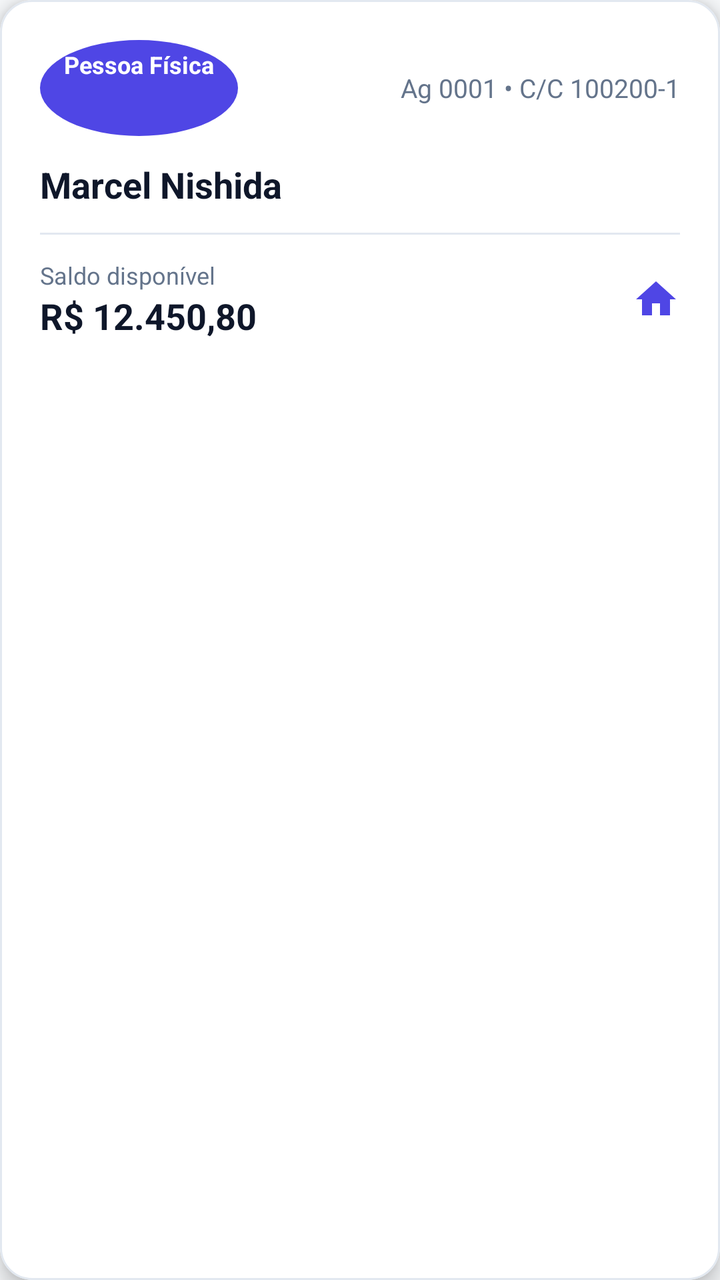
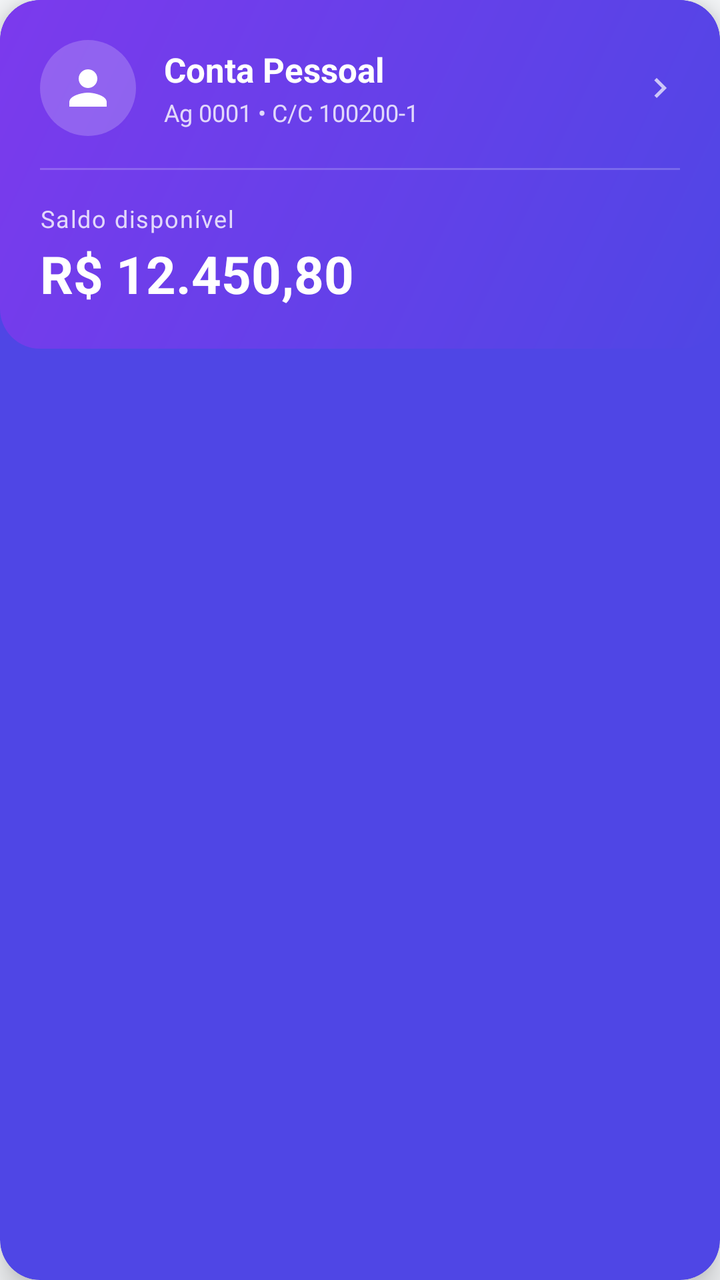

Compare the two renders of this Android layout. The source of the first and the diff that turns it into the second are given below.
<!-- AndroidManifest.xml: application theme Theme.SalesforceMN -->
<!-- res/layout/item_account_card.xml -->
<?xml version="1.0" encoding="utf-8"?>
<com.google.android.material.card.MaterialCardView xmlns:android="http://schemas.android.com/apk/res/android"
    xmlns:app="http://schemas.android.com/apk/res-auto"
    android:id="@+id/cardAccount"
    android:layout_width="match_parent"
    android:layout_height="wrap_content"
    android:layout_marginBottom="16dp"
    android:clickable="true"
    android:focusable="true"
    app:cardCornerRadius="16dp"
    app:cardElevation="6dp"
    app:cardBackgroundColor="@color/card_bg"
    app:strokeWidth="1dp"
    app:strokeColor="#E2E8F0">

    <LinearLayout
        android:layout_width="match_parent"
        android:layout_height="wrap_content"
        android:orientation="vertical"
        android:padding="20dp">

        <LinearLayout
            android:layout_width="match_parent"
            android:layout_height="wrap_content"
            android:orientation="horizontal"
            android:gravity="center_vertical"
            android:layout_marginBottom="12dp">

            <TextView
                android:id="@+id/tvAccountBadge"
                android:layout_width="wrap_content"
                android:layout_height="wrap_content"
                android:text="Pessoa Física"
                android:textSize="12sp"
                android:textStyle="bold"
                android:textColor="@color/white"
                android:background="@drawable/circle_icon_bg"
                android:backgroundTint="#4F46E5"
                android:paddingHorizontal="12dp"
                android:paddingVertical="4dp" />

            <View
                android:layout_width="0dp"
                android:layout_height="1dp"
                android:layout_weight="1" />

            <TextView
                android:id="@+id/tvAgencyAccount"
                android:layout_width="wrap_content"
                android:layout_height="wrap_content"
                android:text="Ag 0001 • C/C 100200-1"
                android:textSize="13sp"
                android:textColor="@color/text_secondary" />

        </LinearLayout>

        <TextView
            android:id="@+id/tvAccountName"
            android:layout_width="wrap_content"
            android:layout_height="wrap_content"
            android:text="Marcel Nishida"
            android:textSize="18sp"
            android:textStyle="bold"
            android:textColor="@color/text_primary" />

        <TextView
            android:id="@+id/tvCnpjCompany"
            android:layout_width="wrap_content"
            android:layout_height="wrap_content"
            android:layout_marginTop="2dp"
            android:text="CNPJ: 12.345.678/0001-90"
            android:textSize="13sp"
            android:textColor="@color/text_secondary"
            android:visibility="gone" />

        <View
            android:layout_width="match_parent"
            android:layout_height="1dp"
            android:background="#E2E8F0"
            android:layout_marginVertical="12dp" />

        <LinearLayout
            android:layout_width="match_parent"
            android:layout_height="wrap_content"
            android:orientation="horizontal"
            android:gravity="center_vertical">

            <LinearLayout
                android:layout_width="0dp"
                android:layout_height="wrap_content"
                android:layout_weight="1"
                android:orientation="vertical">

                <TextView
                    android:layout_width="wrap_content"
                    android:layout_height="wrap_content"
                    android:text="Saldo disponível"
                    android:textSize="12sp"
                    android:textColor="@color/text_secondary" />

                <TextView
                    android:id="@+id/tvAccountBalance"
                    android:layout_width="wrap_content"
                    android:layout_height="wrap_content"
                    android:text="R$ 12.450,80"
                    android:textSize="18sp"
                    android:textStyle="bold"
                    android:textColor="@color/text_primary" />

            </LinearLayout>

            <ImageView
                android:layout_width="24dp"
                android:layout_height="24dp"
                android:src="@drawable/ic_home"
                app:tint="#4F46E5" />

        </LinearLayout>

    </LinearLayout>
</com.google.android.material.card.MaterialCardView>
<!-- resources referenced by this layout -->
<resources>
  <color name="card_bg">#FFFFFF</color>
  <color name="text_primary">#0F172A</color>
  <color name="text_secondary">#64748B</color>
  <color name="white">#FFFFFFFF</color>
  <!-- drawable circle_icon_bg (drawable) -->
  <?xml version="1.0" encoding="utf-8"?>
  <shape xmlns:android="http://schemas.android.com/apk/res/android"
      android:shape="oval">
      <solid android:color="#EEF2FF" />
      <size android:width="48dp" android:height="48dp" />
  </shape>
  <!-- drawable ic_home (drawable) -->
  <vector xmlns:android="http://schemas.android.com/apk/res/android"
      android:width="24dp"
      android:height="24dp"
      android:viewportWidth="24"
      android:viewportHeight="24">
    <path
        android:fillColor="#FF000000"
        android:pathData="M10,20v-6h4v6h5v-8h3L12,3 2,12h3v8z"/>
  </vector>
  <style name="Theme.SalesforceMN" parent="Theme.MaterialComponents.DayNight.NoActionBar">
          
          <item name="colorPrimary">@color/brand_primary</item>
          <item name="colorPrimaryVariant">@color/brand_primary_dark</item>
          <item name="colorOnPrimary">@color/white</item>
          
          <item name="colorSecondary">@color/brand_accent</item>
          <item name="colorSecondaryVariant">@color/teal_700</item>
          <item name="colorOnSecondary">@color/white</item>
          
          <item name="android:statusBarColor">@color/brand_primary_dark</item>
          <item name="android:windowBackground">@color/bg_main</item>
      </style>
  <color name="brand_primary">#4F46E5</color>
  <color name="brand_primary_dark">#3730A3</color>
  <color name="brand_accent">#10B981</color>
  <color name="teal_700">#047857</color>
  <color name="bg_main">#F8FAFC</color>
</resources>

<!-- the commit's change to res/layout/item_account_card.xml (unified diff, before → after) -->
@@ -7,115 +7,107 @@
     android:layout_marginBottom="16dp"
     android:clickable="true"
     android:focusable="true"
-    app:cardCornerRadius="16dp"
-    app:cardElevation="6dp"
-    app:cardBackgroundColor="@color/card_bg"
-    app:strokeWidth="1dp"
-    app:strokeColor="#E2E8F0">
+    app:cardCornerRadius="20dp"
+    app:cardElevation="10dp"
+    app:cardBackgroundColor="#4F46E5"
+    app:strokeWidth="0dp">
 
     <LinearLayout
+        android:id="@+id/llCardContent"
         android:layout_width="match_parent"
         android:layout_height="wrap_content"
         android:orientation="vertical"
+        android:background="@drawable/gradient_card_pf"
         android:padding="20dp">
 
-        <LinearLayout
-            android:layout_width="match_parent"
-            android:layout_height="wrap_content"
-            android:orientation="horizontal"
-            android:gravity="center_vertical"
-            android:layout_marginBottom="12dp">
-
-            <TextView
-                android:id="@+id/tvAccountBadge"
-                android:layout_width="wrap_content"
-                android:layout_height="wrap_content"
-                android:text="Pessoa Física"
-                android:textSize="12sp"
-                android:textStyle="bold"
-                android:textColor="@color/white"
-                android:background="@drawable/circle_icon_bg"
-                android:backgroundTint="#4F46E5"
-                android:paddingHorizontal="12dp"
-                android:paddingVertical="4dp" />
-
-            <View
-                android:layout_width="0dp"
-                android:layout_height="1dp"
-                android:layout_weight="1" />
-
-            <TextView
-                android:id="@+id/tvAgencyAccount"
-                android:layout_width="wrap_content"
-                android:layout_height="wrap_content"
-                android:text="Ag 0001 • C/C 100200-1"
-                android:textSize="13sp"
-                android:textColor="@color/text_secondary" />
-
-        </LinearLayout>
-
-        <TextView
-            android:id="@+id/tvAccountName"
-            android:layout_width="wrap_content"
-            android:layout_height="wrap_content"
-            android:text="Marcel Nishida"
-            android:textSize="18sp"
-            android:textStyle="bold"
-            android:textColor="@color/text_primary" />
-
-        <TextView
-            android:id="@+id/tvCnpjCompany"
-            android:layout_width="wrap_content"
-            android:layout_height="wrap_content"
-            android:layout_marginTop="2dp"
-            android:text="CNPJ: 12.345.678/0001-90"
-            android:textSize="13sp"
-            android:textColor="@color/text_secondary"
-            android:visibility="gone" />
-
-        <View
-            android:layout_width="match_parent"
-            android:layout_height="1dp"
-            android:background="#E2E8F0"
-            android:layout_marginVertical="12dp" />
-
+        
         <LinearLayout
             android:layout_width="match_parent"
             android:layout_height="wrap_content"
             android:orientation="horizontal"
             android:gravity="center_vertical">
 
+            <ImageView
+                android:id="@+id/ivAccountBadge"
+                android:layout_width="48dp"
+                android:layout_height="48dp"
+                android:src="@drawable/ic_person"
+                android:background="@drawable/circle_white_semi"
+                android:padding="10dp"
+                android:contentDescription="Tipo de conta" />
+
             <LinearLayout
                 android:layout_width="0dp"
                 android:layout_height="wrap_content"
                 android:layout_weight="1"
-                android:orientation="vertical">
+                android:orientation="vertical"
+                android:layout_marginStart="14dp">
 
                 <TextView
+                    android:id="@+id/tvAccountName"
                     android:layout_width="wrap_content"
                     android:layout_height="wrap_content"
-                    android:text="Saldo disponível"
-                    android:textSize="12sp"
-                    android:textColor="@color/text_secondary" />
+                    android:text="Conta Pessoal"
+                    android:textSize="17sp"
+                    android:textStyle="bold"
+                    android:textColor="#FFFFFF" />
 
                 <TextView
-                    android:id="@+id/tvAccountBalance"
+                    android:id="@+id/tvAgencyAccount"
                     android:layout_width="wrap_content"
                     android:layout_height="wrap_content"
-                    android:text="R$ 12.450,80"
-                    android:textSize="18sp"
-                    android:textStyle="bold"
-                    android:textColor="@color/text_primary" />
+                    android:layout_marginTop="2dp"
+                    android:text="Ag 0001 • C/C 100200-1"
+                    android:textSize="12sp"
+                    android:textColor="#CCFFFFFF" />
 
             </LinearLayout>
 
             <ImageView
-                android:layout_width="24dp"
-                android:layout_height="24dp"
-                android:src="@drawable/ic_home"
-                app:tint="#4F46E5" />
+                android:layout_width="20dp"
+                android:layout_height="20dp"
+                android:src="@drawable/ic_chevron_right"
+                android:alpha="0.7" />
 
         </LinearLayout>
 
+        
+        <TextView
+            android:id="@+id/tvCnpjCompany"
+            android:layout_width="wrap_content"
+            android:layout_height="wrap_content"
+            android:layout_marginTop="10dp"
+            android:layout_marginStart="62dp"
+            android:text="CNPJ: 00.000.000/0001-00"
+            android:textSize="12sp"
+            android:textColor="#CCFFFFFF"
+            android:visibility="gone" />
+
+        
+        <View
+            android:layout_width="match_parent"
+            android:layout_height="1dp"
+            android:background="#33FFFFFF"
+            android:layout_marginVertical="16dp" />
+
+        
+        <TextView
+            android:layout_width="wrap_content"
+            android:layout_height="wrap_content"
+            android:text="Saldo disponível"
+            android:textSize="12sp"
+            android:textColor="#CCFFFFFF"
+            android:letterSpacing="0.05" />
+
+        <TextView
+            android:id="@+id/tvAccountBalance"
+            android:layout_width="wrap_content"
+            android:layout_height="wrap_content"
+            android:layout_marginTop="2dp"
+            android:text="R$ 12.450,80"
+            android:textSize="26sp"
+            android:textStyle="bold"
+            android:textColor="#FFFFFF" />
+
     </LinearLayout>
 </com.google.android.material.card.MaterialCardView>
<!-- resource entries referenced after the edit -->
@@ -1,26 +1,46 @@
 <!-- resources referenced by this layout -->
 <resources>
-  <color name="card_bg">#FFFFFF</color>
-  <color name="text_primary">#0F172A</color>
-  <color name="text_secondary">#64748B</color>
-  <color name="white">#FFFFFFFF</color>
-  <!-- drawable circle_icon_bg (drawable) -->
+  <!-- drawable circle_white_semi (drawable) -->
   <?xml version="1.0" encoding="utf-8"?>
   <shape xmlns:android="http://schemas.android.com/apk/res/android"
       android:shape="oval">
-      <solid android:color="#EEF2FF" />
+      <solid android:color="#33FFFFFF" />
       <size android:width="48dp" android:height="48dp" />
   </shape>
-  <!-- drawable ic_home (drawable) -->
+  <!-- drawable gradient_card_pf (drawable) -->
+  <?xml version="1.0" encoding="utf-8"?>
+  <shape xmlns:android="http://schemas.android.com/apk/res/android"
+      android:shape="rectangle">
+      <gradient
+          android:startColor="#4F46E5"
+          android:endColor="#7C3AED"
+          android:angle="135"
+          android:type="linear" />
+      <corners android:radius="20dp" />
+  </shape>
+  <!-- drawable ic_chevron_right (drawable) -->
+  <?xml version="1.0" encoding="utf-8"?>
   <vector xmlns:android="http://schemas.android.com/apk/res/android"
       android:width="24dp"
       android:height="24dp"
       android:viewportWidth="24"
       android:viewportHeight="24">
-    <path
-        android:fillColor="#FF000000"
-        android:pathData="M10,20v-6h4v6h5v-8h3L12,3 2,12h3v8z"/>
+      <path
+          android:fillColor="#FFFFFF"
+          android:pathData="M8.59,16.59L13.17,12 8.59,7.41 10,6l6,6-6,6-1.41-1.41z" />
   </vector>
+  <!-- drawable ic_person (drawable) -->
+  <?xml version="1.0" encoding="utf-8"?>
+  <vector xmlns:android="http://schemas.android.com/apk/res/android"
+      android:width="24dp"
+      android:height="24dp"
+      android:viewportWidth="24"
+      android:viewportHeight="24">
+      <path
+          android:fillColor="#FFFFFF"
+          android:pathData="M12,12c2.21,0 4,-1.79 4,-4s-1.79,-4 -4,-4 -4,1.79 -4,4 1.79,4 4,4zM12,14c-2.67,0 -8,1.34 -8,4v2h16v-2c0,-2.66 -5.33,-4 -8,-4z" />
+  </vector>
+  <color name="white">#FFFFFFFF</color>
   <style name="Theme.SalesforceMN" parent="Theme.MaterialComponents.DayNight.NoActionBar">
           
           <item name="colorPrimary">@color/brand_primary</item>
